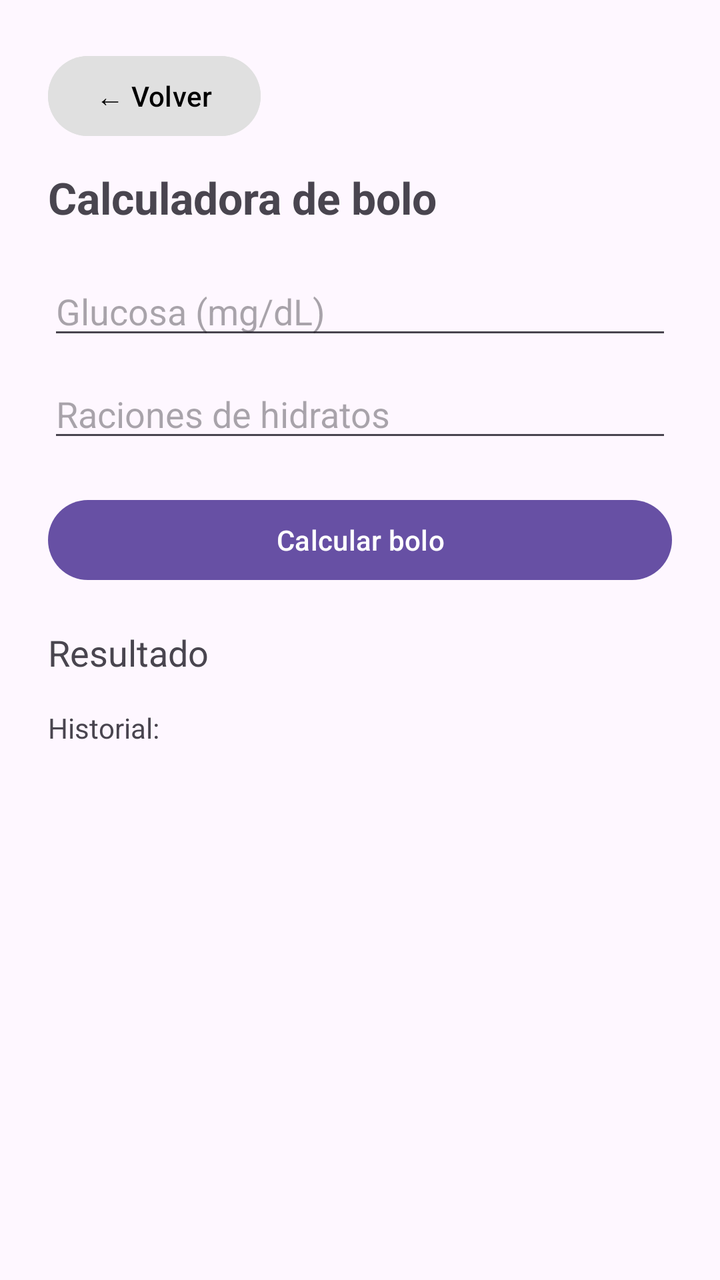
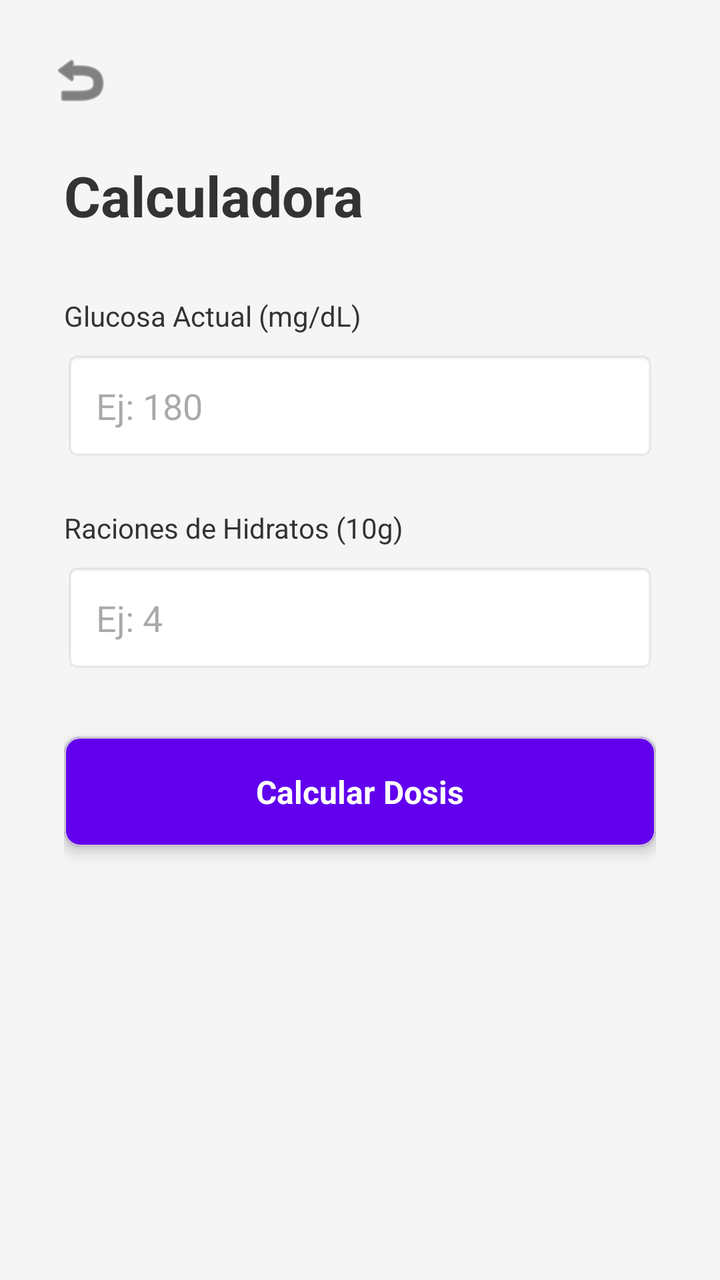

Compare the two renders of this Android layout. The source of the first and the diff that turns it into the second are given below.
<!-- AndroidManifest.xml: application theme Theme.TFGDIABETESAPP -->
<!-- res/layout/activity_bolo.xml -->
<LinearLayout xmlns:android="http://schemas.android.com/apk/res/android"
android:layout_width="match_parent"
android:layout_height="match_parent"
android:orientation="vertical"
android:padding="24dp">

    <Button
        android:id="@+id/btnVolver"
        android:text="← Volver"
        android:layout_width="wrap_content"
        android:layout_height="wrap_content"
        android:backgroundTint="#E0E0E0"
        android:textColor="#000000"
        android:layout_marginBottom="12dp"/>

    <TextView
    android:text="Calculadora de bolo"
    android:textSize="22sp"
    android:textStyle="bold"
    android:layout_marginBottom="20dp"
    android:layout_width="wrap_content"
    android:layout_height="wrap_content"/>

<EditText
    android:id="@+id/inputGlucosa"
    android:hint="Glucosa (mg/dL)"
    android:inputType="number"
    android:layout_width="match_parent"
    android:layout_height="wrap_content"/>

<EditText
    android:id="@+id/inputRacion"
    android:hint="Raciones de hidratos"
    android:inputType="numberDecimal"
    android:layout_marginTop="10dp"
    android:layout_width="match_parent"
    android:layout_height="wrap_content"/>

<Button
    android:id="@+id/btnCalcular"
    android:text="Calcular bolo"
    android:layout_marginTop="20dp"
    android:layout_width="match_parent"
    android:layout_height="wrap_content"/>

<TextView
    android:id="@+id/resultBolo"
    android:text="Resultado"
    android:textSize="18sp"
    android:layout_marginTop="20dp"
    android:layout_width="wrap_content"
    android:layout_height="wrap_content"/>

    <TextView
        android:id="@+id/historial"
        android:text="Historial:"
        android:textSize="14sp"
        android:layout_marginTop="16dp"
        android:layout_width="match_parent"
        android:layout_height="wrap_content"/>


</LinearLayout>
<!-- resources referenced by this layout -->
<resources>
  <style name="Theme.TFGDIABETESAPP" parent="Base.Theme.TFGDIABETESAPP" />
  <style name="Base.Theme.TFGDIABETESAPP" parent="Theme.Material3.DayNight.NoActionBar">
          
          
      </style>
</resources>

<!-- the commit's change to res/layout/activity_bolo.xml (unified diff, before → after) -->
@@ -1,63 +1,149 @@
-<LinearLayout xmlns:android="http://schemas.android.com/apk/res/android"
-android:layout_width="match_parent"
-android:layout_height="match_parent"
-android:orientation="vertical"
-android:padding="24dp">
+<?xml version="1.0" encoding="utf-8"?>
+<androidx.constraintlayout.widget.ConstraintLayout xmlns:android="http://schemas.android.com/apk/res/android"
+    xmlns:app="http://schemas.android.com/apk/res-auto"
+    xmlns:tools="http://schemas.android.com/tools"
+    android:id="@+id/main"
+    android:layout_width="match_parent"
+    android:layout_height="match_parent"
+    android:background="#F5F5F5"
+    tools:context=".BoloActivity">
 
-    <Button
-        android:id="@+id/btnVolver"
-        android:text="← Volver"
+    <ImageButton
+        android:id="@+id/btnBack"
+        android:layout_width="48dp"
+        android:layout_height="48dp"
+        android:layout_marginStart="16dp"
+        android:layout_marginTop="16dp"
+        android:background="?attr/selectableItemBackgroundBorderless"
+        android:contentDescription="Volver"
+        android:src="@android:drawable/ic_menu_revert"
+        app:layout_constraintStart_toStartOf="parent"
+        app:layout_constraintTop_toTopOf="parent"
+        app:tint="#333333" />
+
+    <LinearLayout
+        android:layout_width="match_parent"
+        android:layout_height="wrap_content"
+        android:orientation="vertical"
+        android:paddingHorizontal="32dp"
+        app:layout_constraintBottom_toBottomOf="parent"
+        app:layout_constraintTop_toTopOf="parent"
+        app:layout_constraintVertical_bias="0.3"> <TextView
         android:layout_width="wrap_content"
         android:layout_height="wrap_content"
-        android:backgroundTint="#E0E0E0"
-        android:textColor="#000000"
-        android:layout_marginBottom="12dp"/>
+        android:text="Calculadora"
+        android:textSize="28sp"
+        android:textStyle="bold"
+        android:textColor="#333333"
+        android:layout_marginBottom="32dp"/>
 
-    <TextView
-    android:text="Calculadora de bolo"
-    android:textSize="22sp"
-    android:textStyle="bold"
-    android:layout_marginBottom="20dp"
-    android:layout_width="wrap_content"
-    android:layout_height="wrap_content"/>
+        <TextView
+            android:layout_width="wrap_content"
+            android:layout_height="wrap_content"
+            android:text="Glucosa Actual (mg/dL)"
+            android:layout_marginBottom="8dp"
+            android:textColor="#333333"/>
 
-<EditText
-    android:id="@+id/inputGlucosa"
-    android:hint="Glucosa (mg/dL)"
-    android:inputType="number"
-    android:layout_width="match_parent"
-    android:layout_height="wrap_content"/>
+        <EditText
+            android:id="@+id/etGlucosaActual"
+            android:layout_width="match_parent"
+            android:layout_height="55dp"
+            android:background="@android:drawable/editbox_background"
+            android:hint="Ej: 180"
+            android:inputType="number"
+            android:paddingHorizontal="16dp" />
 
-<EditText
-    android:id="@+id/inputRacion"
-    android:hint="Raciones de hidratos"
-    android:inputType="numberDecimal"
-    android:layout_marginTop="10dp"
-    android:layout_width="match_parent"
-    android:layout_height="wrap_content"/>
+        <Space
+            android:layout_width="match_parent"
+            android:layout_height="24dp" />
 
-<Button
-    android:id="@+id/btnCalcular"
-    android:text="Calcular bolo"
-    android:layout_marginTop="20dp"
-    android:layout_width="match_parent"
-    android:layout_height="wrap_content"/>
+        <TextView
+            android:layout_width="wrap_content"
+            android:layout_height="wrap_content"
+            android:text="Raciones de Hidratos (10g)"
+            android:layout_marginBottom="8dp"
+            android:textColor="#333333"/>
 
-<TextView
-    android:id="@+id/resultBolo"
-    android:text="Resultado"
-    android:textSize="18sp"
-    android:layout_marginTop="20dp"
-    android:layout_width="wrap_content"
-    android:layout_height="wrap_content"/>
+        <EditText
+            android:id="@+id/etRaciones"
+            android:layout_width="match_parent"
+            android:layout_height="55dp"
+            android:background="@android:drawable/editbox_background"
+            android:hint="Ej: 4"
+            android:inputType="numberDecimal"
+            android:paddingHorizontal="16dp" />
 
-    <TextView
-        android:id="@+id/historial"
-        android:text="Historial:"
-        android:textSize="14sp"
-        android:layout_marginTop="16dp"
-        android:layout_width="match_parent"
-        android:layout_height="wrap_content"/>
+        <Space
+            android:layout_width="match_parent"
+            android:layout_height="32dp" />
 
+        <com.google.android.material.card.MaterialCardView
+            android:id="@+id/btnCalcular"
+            android:layout_width="match_parent"
+            android:layout_height="55dp"
+            app:cardCornerRadius="8dp"
+            app:cardBackgroundColor="#6200EE"
+            app:cardElevation="4dp"
+            android:clickable="true"
+            android:focusable="true">
 
-</LinearLayout>
+            <TextView
+                android:layout_width="wrap_content"
+                android:layout_height="wrap_content"
+                android:text="Calcular Dosis"
+                android:textColor="#FFFFFF"
+                android:textStyle="bold"
+                android:textSize="16sp"
+                android:layout_gravity="center"/>
+        </com.google.android.material.card.MaterialCardView>
+
+        <Space
+            android:layout_width="match_parent"
+            android:layout_height="32dp" />
+
+        <com.google.android.material.card.MaterialCardView
+            android:id="@+id/cardResult"
+            android:layout_width="match_parent"
+            android:layout_height="wrap_content"
+            app:cardCornerRadius="16dp"
+            app:cardElevation="0dp"
+            app:strokeWidth="1dp"
+            app:strokeColor="#E0E0E0"
+            app:cardBackgroundColor="#FFFFFF"
+            android:visibility="gone"> <LinearLayout
+            android:layout_width="match_parent"
+            android:layout_height="wrap_content"
+            android:orientation="vertical"
+            android:padding="24dp"
+            android:gravity="center">
+
+            <TextView
+                android:layout_width="wrap_content"
+                android:layout_height="wrap_content"
+                android:text="Dosis Recomendada"
+                android:textColor="#757575"
+                android:textSize="14sp"/>
+
+            <TextView
+                android:id="@+id/tvTotalDosis"
+                android:layout_width="wrap_content"
+                android:layout_height="wrap_content"
+                android:text="0.0 U"
+                android:textColor="#6200EE"
+                android:textStyle="bold"
+                android:textSize="48sp"/>
+
+            <TextView
+                android:id="@+id/tvDesglose"
+                android:layout_width="wrap_content"
+                android:layout_height="wrap_content"
+                android:text="(Comida: 0.0 + Corrección: 0.0)"
+                android:textColor="#9E9E9E"
+                android:textSize="12sp"
+                android:layout_marginTop="8dp"/>
+        </LinearLayout>
+        </com.google.android.material.card.MaterialCardView>
+
+    </LinearLayout>
+
+</androidx.constraintlayout.widget.ConstraintLayout>
